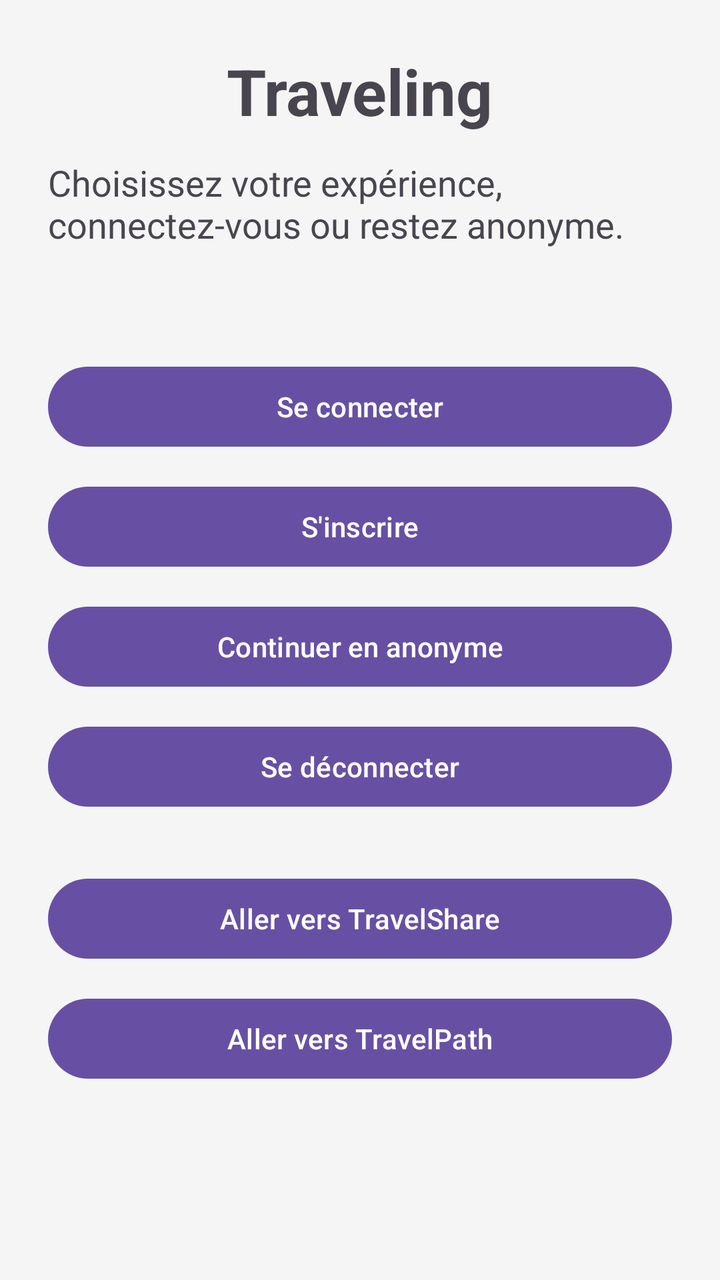
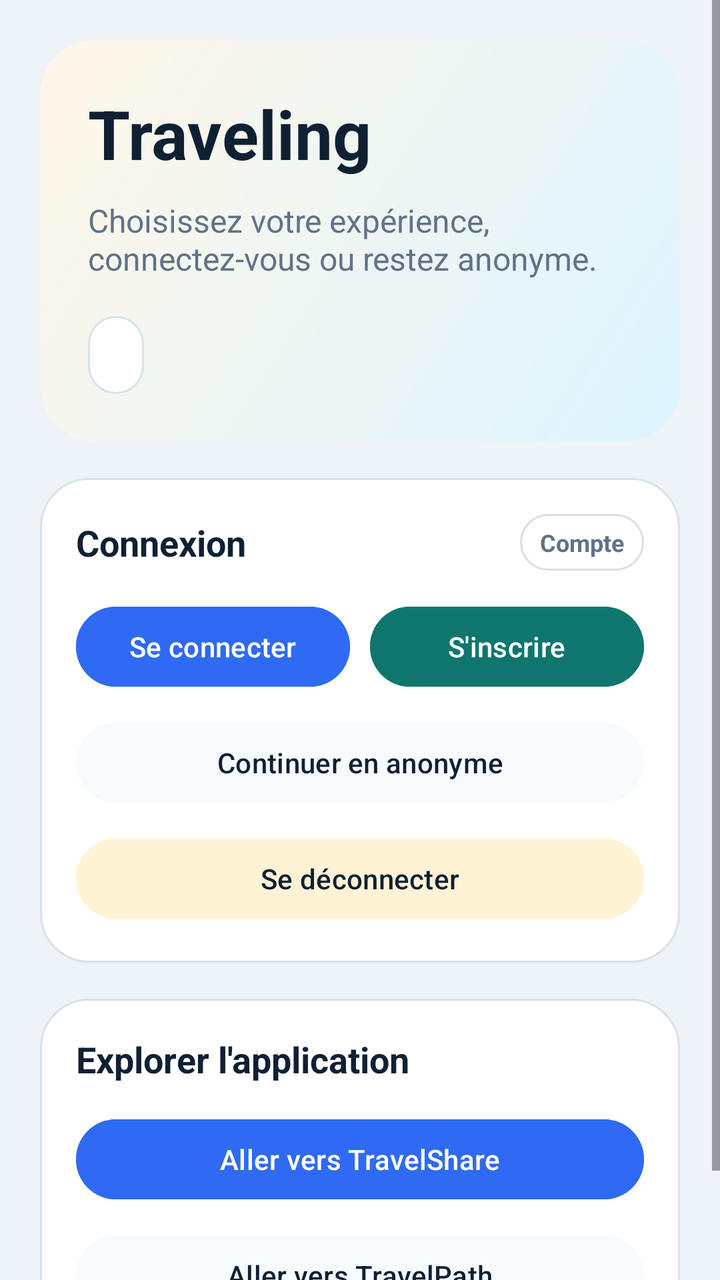

Before-and-after screenshots of an Android layout around one commit, followed by the original layout XML and the change that was made.
<!-- AndroidManifest.xml: application theme Theme.Travel_Esteban_kylian -->
<!-- res/layout/activity_main.xml -->
<?xml version="1.0" encoding="utf-8"?>
<ScrollView xmlns:android="http://schemas.android.com/apk/res/android"
    android:layout_width="match_parent"
    android:layout_height="match_parent"
    android:background="#F5F5F5">

    <LinearLayout
        android:layout_width="match_parent"
        android:layout_height="wrap_content"
        android:gravity="center_horizontal"
        android:orientation="vertical"
        android:padding="24dp">

        <TextView
            android:id="@+id/tvTitle"
            android:layout_width="wrap_content"
            android:layout_height="wrap_content"
            android:text="@string/app_home_title"
            android:textSize="32sp"
            android:textStyle="bold" />

        <TextView
            android:id="@+id/tvSubtitle"
            android:layout_width="wrap_content"
            android:layout_height="wrap_content"
            android:layout_marginTop="12dp"
            android:text="@string/app_home_subtitle"
            android:textSize="18sp" />

        <TextView
            android:id="@+id/tvSessionStatus"
            android:layout_width="wrap_content"
            android:layout_height="wrap_content"
            android:layout_marginTop="12dp"
            android:textColor="#2563EB"
            android:textStyle="bold" />

        <Button
            android:id="@+id/btnLogin"
            android:layout_width="match_parent"
            android:layout_height="wrap_content"
            android:layout_marginTop="24dp"
            android:text="@string/auth_login_button" />

        <Button
            android:id="@+id/btnRegister"
            android:layout_width="match_parent"
            android:layout_height="wrap_content"
            android:layout_marginTop="12dp"
            android:text="@string/auth_register_button" />

        <Button
            android:id="@+id/btnAnonymous"
            android:layout_width="match_parent"
            android:layout_height="wrap_content"
            android:layout_marginTop="12dp"
            android:text="@string/auth_continue_anonymous_button" />

        <Button
            android:id="@+id/btnLogout"
            android:layout_width="match_parent"
            android:layout_height="wrap_content"
            android:layout_marginTop="12dp"
            android:text="@string/auth_logout_button" />

        <Button
            android:id="@+id/btnTravelShare"
            android:layout_width="match_parent"
            android:layout_height="wrap_content"
            android:layout_marginTop="28dp"
            android:text="@string/app_open_travelshare_button" />

        <Button
            android:id="@+id/btnTravelPath"
            android:layout_width="match_parent"
            android:layout_height="wrap_content"
            android:layout_marginTop="12dp"
            android:text="@string/app_open_travelpath_button" />

    </LinearLayout>

</ScrollView>
<!-- resources referenced by this layout -->
<resources>
  <string name="app_home_subtitle">Choisissez votre expérience, connectez-vous ou restez anonyme.</string>
  <string name="app_home_title">Traveling</string>
  <string name="app_open_travelpath_button">Aller vers TravelPath</string>
  <string name="app_open_travelshare_button">Aller vers TravelShare</string>
  <string name="auth_continue_anonymous_button">Continuer en anonyme</string>
  <string name="auth_login_button">Se connecter</string>
  <string name="auth_logout_button">Se déconnecter</string>
  <string name="auth_register_button">S\'inscrire</string>
  <style name="Theme.Travel_Esteban_kylian" parent="Base.Theme.Travel_Esteban_kylian" />
  <style name="Base.Theme.Travel_Esteban_kylian" parent="Theme.Material3.DayNight.NoActionBar">
          
          
      </style>
</resources>

<!-- the commit's change to res/layout/activity_main.xml (unified diff, before → after) -->
@@ -2,80 +2,176 @@
 <ScrollView xmlns:android="http://schemas.android.com/apk/res/android"
     android:layout_width="match_parent"
     android:layout_height="match_parent"
-    android:background="#F5F5F5">
+    android:background="@color/app_bg"
+    android:fillViewport="true">
 
     <LinearLayout
         android:layout_width="match_parent"
         android:layout_height="wrap_content"
-        android:gravity="center_horizontal"
         android:orientation="vertical"
-        android:padding="24dp">
+        android:padding="20dp">
 
-        <TextView
-            android:id="@+id/tvTitle"
-            android:layout_width="wrap_content"
-            android:layout_height="wrap_content"
-            android:text="@string/app_home_title"
-            android:textSize="32sp"
-            android:textStyle="bold" />
-
-        <TextView
-            android:id="@+id/tvSubtitle"
-            android:layout_width="wrap_content"
-            android:layout_height="wrap_content"
-            android:layout_marginTop="12dp"
-            android:text="@string/app_home_subtitle"
-            android:textSize="18sp" />
-
-        <TextView
-            android:id="@+id/tvSessionStatus"
-            android:layout_width="wrap_content"
-            android:layout_height="wrap_content"
-            android:layout_marginTop="12dp"
-            android:textColor="#2563EB"
-            android:textStyle="bold" />
-
-        <Button
-            android:id="@+id/btnLogin"
+        <LinearLayout
             android:layout_width="match_parent"
             android:layout_height="wrap_content"
-            android:layout_marginTop="24dp"
-            android:text="@string/auth_login_button" />
+            android:background="@drawable/bg_home_hero"
+            android:orientation="vertical"
+            android:padding="24dp">
 
-        <Button
-            android:id="@+id/btnRegister"
+            <TextView
+                android:id="@+id/tvTitle"
+                android:layout_width="wrap_content"
+                android:layout_height="wrap_content"
+                android:text="@string/app_home_title"
+                android:textColor="@color/app_text_primary"
+                android:textSize="34sp"
+                android:textStyle="bold" />
+
+            <TextView
+                android:id="@+id/tvSubtitle"
+                android:layout_width="match_parent"
+                android:layout_height="wrap_content"
+                android:layout_marginTop="10dp"
+                android:text="@string/app_home_subtitle"
+                android:textColor="@color/app_text_secondary"
+                android:textSize="16sp" />
+
+            <TextView
+                android:id="@+id/tvSessionStatus"
+                android:layout_width="wrap_content"
+                android:layout_height="wrap_content"
+                android:layout_marginTop="18dp"
+                android:background="@drawable/bg_surface_panel"
+                android:paddingLeft="14dp"
+                android:paddingTop="10dp"
+                android:paddingRight="14dp"
+                android:paddingBottom="10dp"
+                android:textColor="@color/app_blue"
+                android:textStyle="bold" />
+        </LinearLayout>
+
+        <LinearLayout
             android:layout_width="match_parent"
             android:layout_height="wrap_content"
-            android:layout_marginTop="12dp"
-            android:text="@string/auth_register_button" />
+            android:layout_marginTop="18dp"
+            android:background="@drawable/bg_surface_panel"
+            android:orientation="vertical"
+            android:padding="18dp">
 
-        <Button
-            android:id="@+id/btnAnonymous"
+            <LinearLayout
+                android:layout_width="match_parent"
+                android:layout_height="wrap_content"
+                android:gravity="center_vertical"
+                android:orientation="horizontal">
+
+                <TextView
+                    android:layout_width="0dp"
+                    android:layout_height="wrap_content"
+                    android:layout_weight="1"
+                    android:text="@string/auth_login_screen_title"
+                    android:textColor="@color/app_text_primary"
+                    android:textSize="18sp"
+                    android:textStyle="bold" />
+
+                <TextView
+                    android:layout_width="wrap_content"
+                    android:layout_height="wrap_content"
+                    android:background="@drawable/bg_search_bar"
+                    android:paddingLeft="10dp"
+                    android:paddingTop="6dp"
+                    android:paddingRight="10dp"
+                    android:paddingBottom="6dp"
+                    android:text="@string/app_home_account_section"
+                    android:textColor="@color/app_text_secondary"
+                    android:textSize="12sp"
+                    android:textStyle="bold" />
+            </LinearLayout>
+
+            <LinearLayout
+                android:layout_width="match_parent"
+                android:layout_height="wrap_content"
+                android:layout_marginTop="14dp"
+                android:orientation="horizontal">
+
+                <Button
+                    android:id="@+id/btnLogin"
+                    android:layout_width="0dp"
+                    android:layout_height="wrap_content"
+                    android:layout_weight="1"
+                    android:backgroundTint="@color/app_blue"
+                    android:text="@string/auth_login_button"
+                    android:textAllCaps="false"
+                    android:textColor="@color/white" />
+
+                <Button
+                    android:id="@+id/btnRegister"
+                    android:layout_width="0dp"
+                    android:layout_height="wrap_content"
+                    android:layout_marginStart="10dp"
+                    android:layout_weight="1"
+                    android:backgroundTint="@color/app_teal"
+                    android:text="@string/auth_register_button"
+                    android:textAllCaps="false"
+                    android:textColor="@color/white" />
+            </LinearLayout>
+
+            <Button
+                android:id="@+id/btnAnonymous"
+                android:layout_width="match_parent"
+                android:layout_height="wrap_content"
+                android:layout_marginTop="10dp"
+                android:backgroundTint="@color/app_surface_alt"
+                android:text="@string/auth_continue_anonymous_button"
+                android:textAllCaps="false"
+                android:textColor="@color/app_text_primary" />
+
+            <Button
+                android:id="@+id/btnLogout"
+                android:layout_width="match_parent"
+                android:layout_height="wrap_content"
+                android:layout_marginTop="10dp"
+                android:backgroundTint="@color/app_gold_soft"
+                android:text="@string/auth_logout_button"
+                android:textAllCaps="false"
+                android:textColor="@color/app_text_primary" />
+        </LinearLayout>
+
+        <LinearLayout
             android:layout_width="match_parent"
             android:layout_height="wrap_content"
-            android:layout_marginTop="12dp"
-            android:text="@string/auth_continue_anonymous_button" />
+            android:layout_marginTop="18dp"
+            android:background="@drawable/bg_surface_panel"
+            android:orientation="vertical"
+            android:padding="18dp">
 
-        <Button
-            android:id="@+id/btnLogout"
-            android:layout_width="match_parent"
-            android:layout_height="wrap_content"
-            android:layout_marginTop="12dp"
-            android:text="@string/auth_logout_button" />
+            <TextView
+                android:layout_width="wrap_content"
+                android:layout_height="wrap_content"
+                android:text="@string/app_home_explore_section"
+                android:textColor="@color/app_text_primary"
+                android:textSize="18sp"
+                android:textStyle="bold" />
 
-        <Button
-            android:id="@+id/btnTravelShare"
-            android:layout_width="match_parent"
-            android:layout_height="wrap_content"
-            android:layout_marginTop="28dp"
-            android:text="@string/app_open_travelshare_button" />
+            <Button
+                android:id="@+id/btnTravelShare"
+                android:layout_width="match_parent"
+                android:layout_height="wrap_content"
+                android:layout_marginTop="14dp"
+                android:backgroundTint="@color/app_blue"
+                android:text="@string/app_open_travelshare_button"
+                android:textAllCaps="false"
+                android:textColor="@color/white" />
 
-        <Button
-            android:id="@+id/btnTravelPath"
-            android:layout_width="match_parent"
-            android:layout_height="wrap_content"
-            android:layout_marginTop="12dp"
-            android:text="@string/app_open_travelpath_button" />
+            <Button
+                android:id="@+id/btnTravelPath"
+                android:layout_width="match_parent"
+                android:layout_height="wrap_content"
+                android:layout_marginTop="10dp"
+                android:backgroundTint="@color/app_surface_alt"
+                android:text="@string/app_open_travelpath_button"
+                android:textAllCaps="false"
+                android:textColor="@color/app_text_primary" />
+        </LinearLayout>
 
     </LinearLayout>
 
<!-- resource entries referenced after the edit -->
@@ -1,14 +1,57 @@
 <!-- resources referenced by this layout -->
 <resources>
+  <color name="app_bg">#EEF3F7</color>
+  <color name="app_blue">#2E6AF3</color>
+  <color name="app_gold_soft">#FFF3D6</color>
+  <color name="app_surface_alt">#F8FBFD</color>
+  <color name="app_teal">#0F766E</color>
+  <color name="app_text_primary">#102033</color>
+  <color name="app_text_secondary">#617287</color>
+  <color name="white">#FFFFFFFF</color>
+  <!-- drawable bg_home_hero (drawable) -->
+  <?xml version="1.0" encoding="utf-8"?>
+  <shape xmlns:android="http://schemas.android.com/apk/res/android"
+      android:shape="rectangle">
+      <gradient
+          android:angle="315"
+          android:endColor="#DDF4FF"
+          android:startColor="#FFF7E8" />
+      <corners android:radius="28dp" />
+  </shape>
+  <!-- drawable bg_search_bar (drawable) -->
+  <?xml version="1.0" encoding="utf-8"?>
+  <shape xmlns:android="http://schemas.android.com/apk/res/android"
+      android:shape="rectangle">
+      <solid android:color="#FFFFFF" />
+      <corners android:radius="16dp" />
+      <stroke
+          android:width="1dp"
+          android:color="#D7DEE8" />
+  </shape>
+  <!-- drawable bg_surface_panel (drawable) -->
+  <?xml version="1.0" encoding="utf-8"?>
+  <shape xmlns:android="http://schemas.android.com/apk/res/android"
+      android:shape="rectangle">
+      <solid android:color="@color/app_surface" />
+      <corners android:radius="24dp" />
+      <stroke
+          android:width="1dp"
+          android:color="@color/app_stroke" />
+  </shape>
+  <string name="app_home_account_section">Compte</string>
+  <string name="app_home_explore_section">Explorer l\'application</string>
   <string name="app_home_subtitle">Choisissez votre expérience, connectez-vous ou restez anonyme.</string>
   <string name="app_home_title">Traveling</string>
   <string name="app_open_travelpath_button">Aller vers TravelPath</string>
   <string name="app_open_travelshare_button">Aller vers TravelShare</string>
   <string name="auth_continue_anonymous_button">Continuer en anonyme</string>
   <string name="auth_login_button">Se connecter</string>
+  <string name="auth_login_screen_title">Connexion</string>
   <string name="auth_logout_button">Se déconnecter</string>
   <string name="auth_register_button">S\'inscrire</string>
   <style name="Theme.Travel_Esteban_kylian" parent="Base.Theme.Travel_Esteban_kylian" />
+  <color name="app_surface">#FFFFFFFF</color>
+  <color name="app_stroke">#D7E2EB</color>
   <style name="Base.Theme.Travel_Esteban_kylian" parent="Theme.Material3.DayNight.NoActionBar">
           
           
